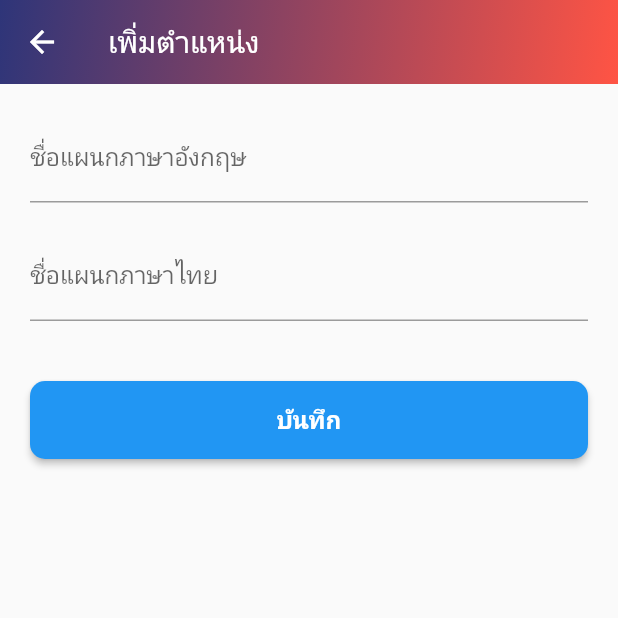
After one commit to Naruson/app_hrm, a Flutter app: the CreateDepartmentPage screen opened directly, on a phone screen of 412 x 824 dp, the top half of it. The commit adds this screen. Run offline on Flutter 3.47's test engine with Material 2 defaults, Android fonts, the phone set to English and light mode, and no system bars; our stand-ins replace flutter_dotenv, material_design_icons_flutter, shared_preferences; accounts and stored records are empty; network calls fail.

Commit message:
create department, create position

```diff
--- /dev/null
+++ b/lib/pages/createDepartment.dart
@@ -0,0 +1,118 @@
+import 'package:flutter/material.dart';
+import 'package:http/http.dart' as http;
+import 'package:flutter/services.dart';
+import 'package:flutter/src/widgets/container.dart';
+import 'package:flutter/src/widgets/framework.dart';
+import 'dart:async';
+import 'dart:convert';
+import 'package:flutter_dotenv/flutter_dotenv.dart';
+
+class CreateDepartmentPage extends StatefulWidget {
+  // const UpdatePage({ Key? key }) : super(key: key);
+  @override
+  State<CreateDepartmentPage> createState() => _CreateDepartmentPageState();
+}
+
+class _CreateDepartmentPageState extends State<CreateDepartmentPage> {
+  TextEditingController dept_name_en = TextEditingController();
+  TextEditingController dept_name_th = TextEditingController();
+
+  var _v1;
+  @override
+  void initState() {
+    // TODO: implement initState
+    super.initState();
+  }
+
+  @override
+  Widget build(BuildContext context) {
+    return Scaffold(
+      appBar: AppBar(
+        backgroundColor:
+            Colors.transparent, // set to transparent to see the gradient effect
+        elevation: 0, // remove the default shadow
+        flexibleSpace: Container(
+          decoration: BoxDecoration(
+            gradient: LinearGradient(
+              begin: Alignment.topLeft,
+              end: Alignment.bottomRight,
+              colors: [
+                Color.fromARGB(255, 46, 53, 121),
+                Color.fromARGB(255, 255, 84, 68),
+              ],
+            ),
+          ),
+        ),
+        title: Text("เพิ่มตำแหน่ง"),
+      ),
+      body: Padding(
+        padding: const EdgeInsets.all(20.0),
+        child: ListView(
+          children: [
+            TextFormField(
+              controller: dept_name_en,
+              decoration: const InputDecoration(
+                labelText: 'ชื่อแผนกภาษาอังกฤษ',
+              ),
+            ),
+            SizedBox(height: 20),
+            TextFormField(
+              controller: dept_name_th,
+              decoration: const InputDecoration(
+                labelText: 'ชื่อแผนกภาษาไทย',
+              ),
+            ),
+            SizedBox(height: 40),
+            ElevatedButton(
+              onPressed: () {
+                print('title: ${dept_name_en.text}');
+                print('detail: ${dept_name_th.text}');
+                storePosition();
+                final snackBar = SnackBar(
+                  content: const Text('เพิ่มรายการเรียบร้อยแล้ว'),
+                );
+                ScaffoldMessenger.of(context).showSnackBar(snackBar);
+                Navigator.pop(context, 'store');
+              },
+              child: Text(
+                "บันทึก",
+                style: TextStyle(
+                  fontSize: 16,
+                  fontWeight: FontWeight.bold,
+                ),
+              ),
+              style: ElevatedButton.styleFrom(
+                primary: Colors.blue,
+                padding: EdgeInsets.symmetric(horizontal: 50, vertical: 15),
+                shape: RoundedRectangleBorder(
+                  borderRadius: BorderRadius.circular(10),
+                ),
+              ),
+            ),
+          ],
+        ),
+      ),
+    );
+  }
+
+  Future<void> storePosition() async {
+    final url = Uri.parse('${dotenv.env['BASE_URL']}/app/department');
+    final headers = {
+      'Content-Type': 'application/json',
+      'ngrok-skip-browser-warning': 'true',
+    };
+    final body = jsonEncode({
+      'dept_name_en': dept_name_en.text,
+      'dept_name_th': dept_name_th.text,
+    });
+    final response = await http.post(url, headers: headers, body: body);
+    print('------result-------');
+    print(response.body);
+  }
+}
+
+Widget mySizedBoxSmall() {
+  return SizedBox(
+    height: 20,
+  );
+}
```
Also changed, not shown: lib/pages/createPosition.dart (added, +122 -0 lines), lib/pages/department.dart (+9 -4 lines), lib/pages/position.dart (+20 -34 lines).
